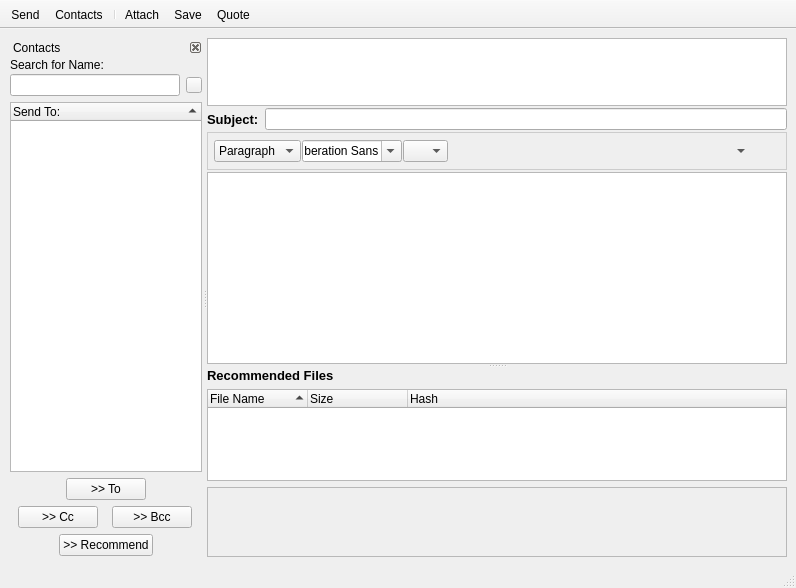
First picture: the form in retroshare-gui/src/gui/msgs/MessageComposer.ui, repository RetroShare/RetroShare, before the edit.
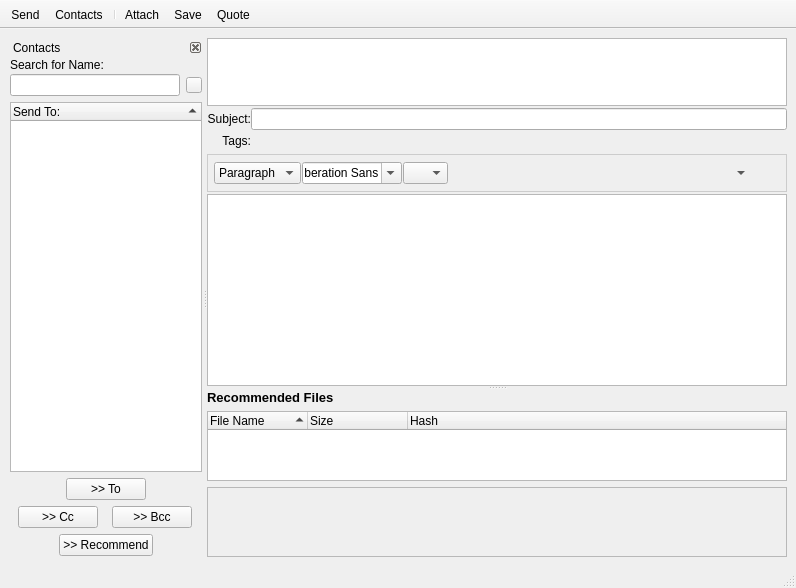
Second picture: the form after the edit. Icons and pictures are not drawn.

Commit message: Added tags to the MessageComposer. Added context menu to contact list in MessageComposer.

What changed in the file:
```diff
--- a/retroshare-gui/src/gui/msgs/MessageComposer.ui
+++ b/retroshare-gui/src/gui/msgs/MessageComposer.ui
@@ -747,30 +747,69 @@
           </widget>
          </item>
          <item row="2" column="0" rowspan="2">
-          <layout class="QHBoxLayout" name="SubjectHLayout" stretch="0,0">
-           <property name="spacing">
-            <number>6</number>
-           </property>
+          <layout class="QGridLayout" name="gridLayout_6">
            <property name="sizeConstraint">
             <enum>QLayout::SetNoConstraint</enum>
            </property>
-           <item>
+           <item row="0" column="0">
             <widget class="QLabel" name="label_3">
-             <property name="font">
-              <font>
-               <pointsize>10</pointsize>
-               <weight>75</weight>
-               <bold>true</bold>
-              </font>
-             </property>
              <property name="text">
               <string>Subject:</string>
              </property>
+             <property name="alignment">
+              <set>Qt::AlignRight|Qt::AlignTrailing|Qt::AlignVCenter</set>
+             </property>
             </widget>
            </item>
-           <item>
+           <item row="0" column="1" colspan="5">
             <widget class="QLineEdit" name="titleEdit"/>
            </item>
+           <item row="1" column="0">
+            <widget class="QLabel" name="label">
+             <property name="text">
+              <string>Tags:</string>
+             </property>
+             <property name="alignment">
+              <set>Qt::AlignRight|Qt::AlignTrailing|Qt::AlignVCenter</set>
+             </property>
+            </widget>
+           </item>
+           <item row="1" column="1">
+            <widget class="QPushButton" name="tagButton">
+             <property name="sizePolicy">
+              <sizepolicy hsizetype="Fixed" vsizetype="Fixed">
+               <horstretch>0</horstretch>
+               <verstretch>0</verstretch>
+              </sizepolicy>
+             </property>
+             <property name="toolTip">
+              <string>Tags</string>
+             </property>
+             <property name="icon">
+              <iconset>
+               <normaloff>:/images/tag24.png</normaloff>:/images/tag24.png</iconset>
+             </property>
+             <property name="flat">
+              <bool>true</bool>
+             </property>
+            </widget>
+           </item>
+           <item row="1" column="3">
+            <spacer name="horizontalSpacer">
+             <property name="orientation">
+              <enum>Qt::Horizontal</enum>
+             </property>
+             <property name="sizeHint" stdset="0">
+              <size>
+               <width>40</width>
+               <height>20</height>
+              </size>
+             </property>
+            </spacer>
+           </item>
+           <item row="1" column="2">
+            <layout class="QHBoxLayout" name="tagLayout"/>
+           </item>
           </layout>
          </item>
          <item row="0" column="0">
```
Left out of the diff: 129 changed lines with no effect on the pictures. The commit also changes 12 other files.
